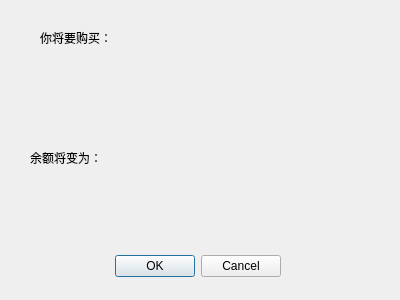
Qt form retrydialog.ui (BarryDeng/CPP_CurriculumDesign) before a commit.
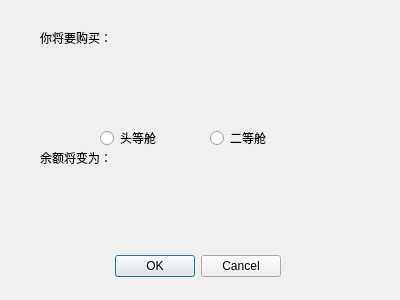
The same form after that commit.

What changed in the file:
```diff
--- a/retrydialog.ui
+++ b/retrydialog.ui
@@ -58,7 +58,7 @@
   <widget class="QLabel" name="label_2">
    <property name="geometry">
     <rect>
-     <x>30</x>
+     <x>40</x>
      <y>150</y>
      <width>71</width>
      <height>16</height>
@@ -81,6 +81,32 @@
     <string/>
    </property>
   </widget>
+  <widget class="QRadioButton" name="radioButton">
+   <property name="geometry">
+    <rect>
+     <x>100</x>
+     <y>130</y>
+     <width>89</width>
+     <height>16</height>
+    </rect>
+   </property>
+   <property name="text">
+    <string>头等舱</string>
+   </property>
+  </widget>
+  <widget class="QRadioButton" name="radioButton_2">
+   <property name="geometry">
+    <rect>
+     <x>210</x>
+     <y>130</y>
+     <width>89</width>
+     <height>16</height>
+    </rect>
+   </property>
+   <property name="text">
+    <string>二等舱</string>
+   </property>
+  </widget>
  </widget>
  <resources/>
  <connections>
```
